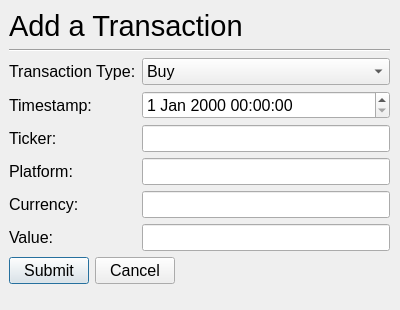
Qt form src/ui/add_transaction.ui (IsaacCheng9/trading-portfolio-tracker) before a commit.
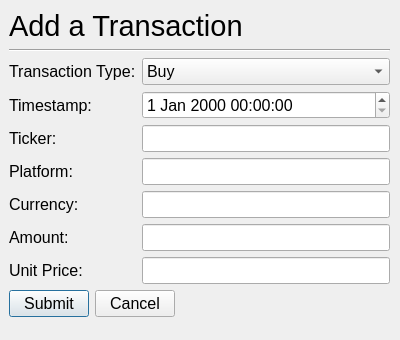
The same form after that commit.

Commit message: Change `value` -> `amount` when adding transactions

The edit to the form file:
```diff
--- a/src/ui/add_transaction.ui
+++ b/src/ui/add_transaction.ui
@@ -7,7 +7,7 @@
     <x>0</x>
     <y>0</y>
     <width>400</width>
-    <height>310</height>
+    <height>340</height>
    </rect>
   </property>
   <property name="font">
@@ -24,7 +24,7 @@
      <x>9</x>
      <y>9</y>
      <width>381</width>
-     <height>291</height>
+     <height>321</height>
     </rect>
    </property>
    <layout class="QVBoxLayout" name="vert_layout_dialog">
@@ -117,12 +117,22 @@
       <item row="5" column="0">
        <widget class="QLabel" name="lbl_value">
         <property name="text">
-         <string>Value:</string>
+         <string>Amount:</string>
         </property>
        </widget>
       </item>
       <item row="5" column="1">
-       <widget class="QLineEdit" name="line_edit_value"/>
+       <widget class="QLineEdit" name="line_edit_amount"/>
+      </item>
+      <item row="6" column="0">
+       <widget class="QLabel" name="label">
+        <property name="text">
+         <string>Unit Price:</string>
+        </property>
+       </widget>
+      </item>
+      <item row="6" column="1">
+       <widget class="QLineEdit" name="line_edit_unit_price"/>
       </item>
      </layout>
     </item>
```
Left out of the diff: 2 changed lines with no effect on the pictures. The commit also changes 2 other files.
